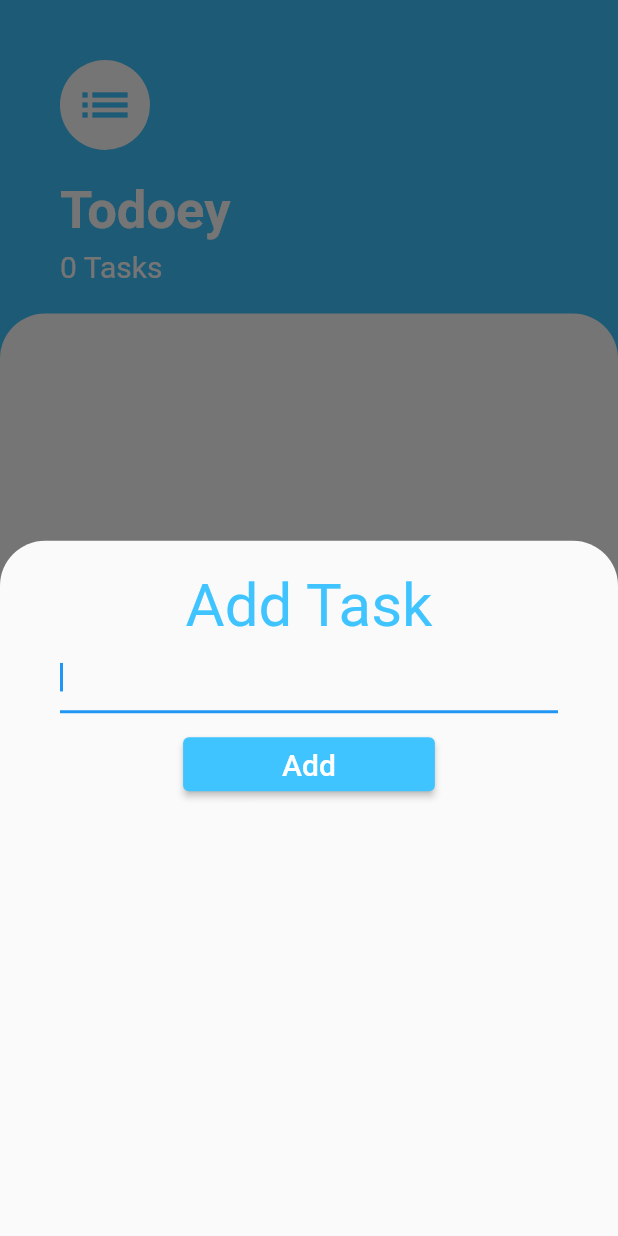
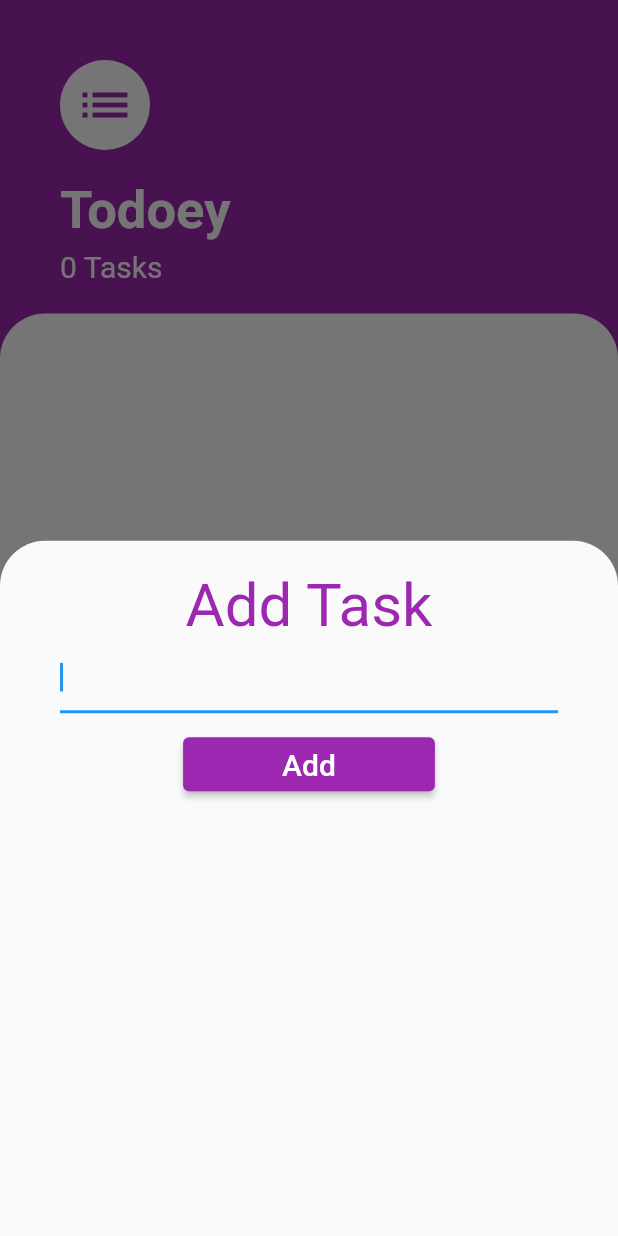
Before and after one commit to AdelAskri/Todo, a Flutter app: the screen it shows after launch, after a tap on the "add" icon, on a phone screen of 412 x 824 dp. Run offline on Flutter 3.47's test engine with Material 2 defaults, Android fonts, the phone set to English and light mode, and no system bars; our stand-ins replace get.

```diff
--- a/todoey/lib/constants.dart
+++ b/todoey/lib/constants.dart
@@ -1,3 +1,3 @@
 import 'package:flutter/material.dart';
 
-const kPrimaryColor= Colors.lightBlueAccent;
+const kPrimaryColor= Colors.purple;
--- /dev/null
+++ b/todoey/lib/controller.dart
@@ -0,0 +1,12 @@
+import 'package:get/get.dart';
+import 'package:todoey/models/task.dart';
+
+class Controller extends GetxController {
+  static Controller get to => Get.find();
+
+  var tasks = <Task>[].obs;
+
+  add(label) {
+    tasks.add(Task(label: label));
+  }
+}
--- a/todoey/lib/main.dart
+++ b/todoey/lib/main.dart
@@ -1,13 +1,20 @@
 import 'package:flutter/material.dart';
+import 'controller.dart';
 import 'screens/todo_screen.dart';
-void main()=>runApp(Todoey());
+import 'package:get/get.dart';
+
+void main() {
+  Get.lazyPut<Controller>(() => Controller());
+  runApp(Todoey());
+}
 
 class Todoey extends StatelessWidget {
   const Todoey({Key? key}) : super(key: key);
 
   @override
   Widget build(BuildContext context) {
-    return MaterialApp(
+    return GetMaterialApp(
+      debugShowCheckedModeBanner: false,
       home: TodoScreen(),
     );
   }
--- a/todoey/lib/models/task.dart
+++ b/todoey/lib/models/task.dart
@@ -4,7 +4,5 @@ class Task {
 
   Task({required this.label, this.isChecked=false});
 
-  void toggleChecked() {
-    isChecked = !isChecked;
-  }
+
 }
--- a/todoey/lib/screens/bottom_sheet.dart
+++ b/todoey/lib/screens/bottom_sheet.dart
@@ -1,4 +1,5 @@
 import 'package:flutter/material.dart';
+import 'package:get/get.dart';
 import 'package:todoey/constants.dart';
 
 class TaskBottomSheet extends StatelessWidget {
@@ -41,6 +42,7 @@ class TaskBottomSheet extends StatelessWidget {
             ),
             onPressed: () {
               function(todoLabel);
+              Get.back();
             },
             child: Padding(
               padding: EdgeInsets.symmetric(horizontal: 50, vertical: 5),
--- a/todoey/lib/screens/todo_screen.dart
+++ b/todoey/lib/screens/todo_screen.dart
@@ -1,19 +1,11 @@
 import 'package:flutter/material.dart';
+import 'package:get/get_state_manager/src/rx_flutter/rx_obx_widget.dart';
 import 'package:todoey/constants.dart';
-import 'package:todoey/models/task.dart';
 import 'package:todoey/widgets/tasks_list.dart';
+import '../controller.dart';
 import 'bottom_sheet.dart';
 
-class TodoScreen extends StatefulWidget {
-  const TodoScreen({Key? key}) : super(key: key);
-
-  @override
-  _TodoScreenState createState() => _TodoScreenState();
-}
-
-class _TodoScreenState extends State<TodoScreen> {
-  List<Task> tasks = [];
-
+class TodoScreen extends StatelessWidget {
   @override
   Widget build(BuildContext context) {
     return Scaffold(
@@ -33,10 +25,7 @@ class _TodoScreenState extends State<TodoScreen> {
             ),
             context: context,
             builder: (context) => TaskBottomSheet((newTaskScreen) {
-              setState(() {
-                tasks.add(Task(label: newTaskScreen));
-              });
-              Navigator.pop(context);
+              Controller.to.add(newTaskScreen);
             }),
           );
         },
@@ -77,21 +66,21 @@ class _TodoScreenState extends State<TodoScreen> {
                 SizedBox(
                   height: 5,
                 ),
-                Text(
-                  '${tasks.length} Tasks',
-                  style: TextStyle(
-                    fontSize: 20,
-                    fontWeight: FontWeight.w400,
-                    color: Colors.white,
-                  ),
-                )
+                Obx(() => Text(
+                      '${Controller.to.tasks.length} Tasks',
+                      style: TextStyle(
+                        fontSize: 20,
+                        fontWeight: FontWeight.w400,
+                        color: Colors.white,
+                      ),
+                    ))
               ],
             ),
           ),
           Expanded(
             child: Container(
               padding: EdgeInsets.symmetric(horizontal: 30),
-              child: TasksList(tasks),
+              child: TasksList(Controller.to.tasks),
               decoration: BoxDecoration(
                 color: Colors.white,
                 borderRadius: BorderRadius.only(
--- a/todoey/lib/widgets/task_tile.dart
+++ b/todoey/lib/widgets/task_tile.dart
@@ -15,7 +15,6 @@ class TaskTile extends StatelessWidget {
         label,
         style: TextStyle(
           fontSize: 20,
-
         ),
       ),
       trailing: Checkbox(
--- a/todoey/lib/widgets/tasks_list.dart
+++ b/todoey/lib/widgets/tasks_list.dart
@@ -1,32 +1,40 @@
 import 'package:flutter/material.dart';
-import 'package:todoey/models/task.dart';
+import 'package:get/get.dart';
+import 'package:get/get_state_manager/src/rx_flutter/rx_obx_widget.dart';
+import 'package:todoey/controller.dart';
 import 'task_tile.dart';
 
-class TasksList extends StatefulWidget {
-  final List<Task> tasks;
+class TasksList extends StatelessWidget {
+  final tasks;
 
   TasksList(this.tasks);
 
   @override
-  _TasksListState createState() => _TasksListState();
-}
-
-class _TasksListState extends State<TasksList> {
-  @override
   Widget build(BuildContext context) {
-    return ListView.builder(
-      itemCount: widget.tasks.length,
-      itemBuilder: (context, index) {
-        return TaskTile(
-          function: (checkboxState) {
-            setState(() {
-              widget.tasks[index].toggleChecked();
-            });
+    return Obx(() => ListView.builder(
+          itemCount: tasks.length,
+          itemBuilder: (context, index) {
+            return Dismissible(
+              key: UniqueKey(),
+              onDismissed: (_) {
+                var removed = Controller.to.tasks[index];
+                Controller.to.tasks.removeAt(index);
+                Get.snackbar(
+                  'Task Removed',
+                  'The task ${removed.label} was removed!',
+                );
+              },
+              child: TaskTile(
+                function: (checkboxState) {
+                  var changed = Controller.to.tasks[index];
+                  changed.isChecked = checkboxState;
+                  Controller.to.tasks[index] = changed;
+                },
+                isChecked: tasks[index].isChecked,
+                label: tasks[index].label,
+              ),
+            );
           },
-          isChecked: widget.tasks[index].isChecked,
-          label: widget.tasks[index].label,
-        );
-      },
-    );
+        ));
   }
 }
--- a/todoey/pubspec.yaml
+++ b/todoey/pubspec.yaml
@@ -28,6 +28,9 @@ dependencies:
   # The following adds the Cupertino Icons font to your application.
   # Use with the CupertinoIcons class for iOS style icons.
   cupertino_icons: ^1.0.2
+  get: ^4.3.4
+
+
 
 dev_dependencies:
   flutter_test:
```
Also changed, not shown: todoey/pubspec.lock, 1 other file.
